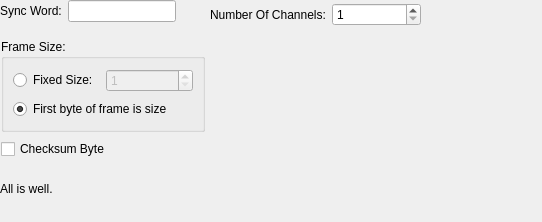
Old version of the form src/framedreadersettings.ui in the repository AlexanderAmelkin/SerialPlot.
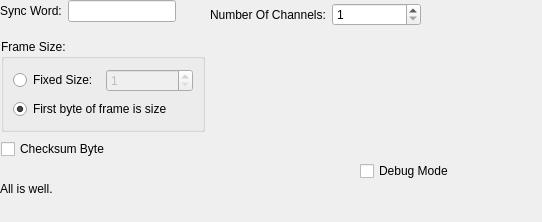
New version of the form. Custom widgets are drawn as their Qt base class.

Commit message: added debug mode (extra log messages) for framed reader

Diff of the .ui file:
```diff
--- a/src/framedreadersettings.ui
+++ b/src/framedreadersettings.ui
@@ -75,6 +75,22 @@
     <string>All is well.</string>
    </property>
   </widget>
+  <widget class="QCheckBox" name="cbDebugMode">
+   <property name="geometry">
+    <rect>
+     <x>360</x>
+     <y>160</y>
+     <width>111</width>
+     <height>22</height>
+    </rect>
+   </property>
+   <property name="toolTip">
+    <string>Enable printing of extra log messages that can be useful for debugging</string>
+   </property>
+   <property name="text">
+    <string>Debug Mode</string>
+   </property>
+  </widget>
   <widget class="QGroupBox" name="groupBox">
    <property name="geometry">
     <rect>
```
The commit also changes 4 other files.
